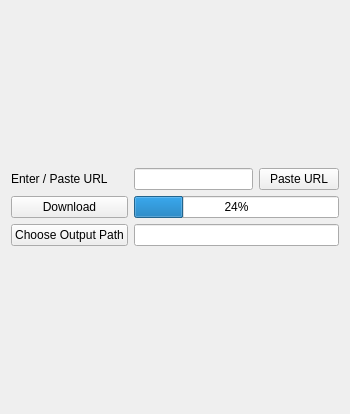
Old version of the form src/android/frontend/form.ui in the repository EchterAlsFake/Porn_Fetch.
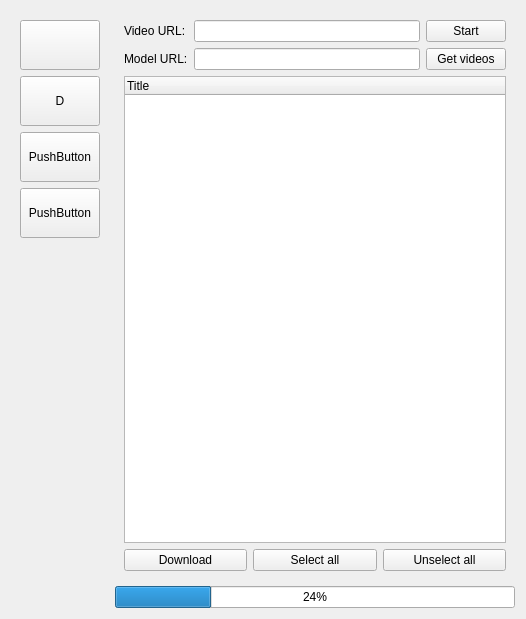
New version of the form.

The edit to the form file:
```diff
--- a/src/android/frontend/form.ui
+++ b/src/android/frontend/form.ui
@@ -6,57 +6,179 @@
    <rect>
     <x>0</x>
     <y>0</y>
-    <width>350</width>
-    <height>414</height>
+    <width>526</width>
+    <height>619</height>
    </rect>
   </property>
   <property name="windowTitle">
    <string>Porn_Fetch</string>
   </property>
-  <layout class="QGridLayout" name="gridLayout_2">
-   <item row="0" column="0">
-    <layout class="QGridLayout" name="gridLayout">
-     <item row="0" column="1">
-      <widget class="QLineEdit" name="lineedit_url"/>
-     </item>
-     <item row="1" column="0">
-      <widget class="QPushButton" name="button_download">
-       <property name="text">
-        <string>Download</string>
-       </property>
-      </widget>
-     </item>
-     <item row="0" column="0">
-      <widget class="QLabel" name="label">
-       <property name="text">
-        <string>Enter / Paste URL</string>
-       </property>
-      </widget>
-     </item>
-     <item row="1" column="1" colspan="2">
+  <layout class="QGridLayout" name="gridLayout_3">
+   <item row="0" column="0" rowspan="2">
+    <widget class="QWidget" name="widget" native="true">
+     <layout class="QGridLayout" name="gridLayout">
+      <item row="0" column="0">
+       <layout class="QVBoxLayout" name="verticalLayout">
+        <item>
+         <widget class="QPushButton" name="button_home">
+          <property name="minimumSize">
+           <size>
+            <width>0</width>
+            <height>50</height>
+           </size>
+          </property>
+          <property name="text">
+           <string/>
+          </property>
+         </widget>
+        </item>
+        <item>
+         <widget class="QPushButton" name="button_account">
+          <property name="minimumSize">
+           <size>
+            <width>0</width>
+            <height>50</height>
+           </size>
+          </property>
+          <property name="text">
+           <string>D</string>
+          </property>
+         </widget>
+        </item>
+        <item>
+         <widget class="QPushButton" name="button_metadata">
+          <property name="minimumSize">
+           <size>
+            <width>0</width>
+            <height>50</height>
+           </size>
+          </property>
+          <property name="text">
+           <string>PushButton</string>
+          </property>
+         </widget>
+        </item>
+        <item>
+         <widget class="QPushButton" name="button_credits">
+          <property name="minimumSize">
+           <size>
+            <width>0</width>
+            <height>50</height>
+           </size>
+          </property>
+          <property name="text">
+           <string>PushButton</string>
+          </property>
+         </widget>
+        </item>
+       </layout>
+      </item>
+      <item row="1" column="0">
+       <spacer name="verticalSpacer">
+        <property name="orientation">
+         <enum>Qt::Vertical</enum>
+        </property>
+        <property name="sizeHint" stdset="0">
+         <size>
+          <width>20</width>
+          <height>40</height>
+         </size>
+        </property>
+       </spacer>
+      </item>
+     </layout>
+    </widget>
+   </item>
+   <item row="0" column="1">
+    <widget class="QStackedWidget" name="stackedWidget">
+     <widget class="QWidget" name="page">
+      <layout class="QGridLayout" name="gridLayout_5">
+       <item row="0" column="0">
+        <layout class="QGridLayout" name="gridLayout_2">
+         <item row="0" column="0">
+          <widget class="QLabel" name="label">
+           <property name="text">
+            <string>Video URL:</string>
+           </property>
+          </widget>
+         </item>
+         <item row="0" column="2">
+          <widget class="QPushButton" name="button_download">
+           <property name="text">
+            <string>Start</string>
+           </property>
+          </widget>
+         </item>
+         <item row="0" column="1">
+          <widget class="QLineEdit" name="lineedit_video_url"/>
+         </item>
+         <item row="1" column="0">
+          <widget class="QLabel" name="label_2">
+           <property name="text">
+            <string>Model URL:</string>
+           </property>
+          </widget>
+         </item>
+         <item row="1" column="1">
+          <widget class="QLineEdit" name="lineedit_model_url"/>
+         </item>
+         <item row="1" column="2">
+          <widget class="QPushButton" name="button_get_model_videos">
+           <property name="text">
+            <string>Get videos</string>
+           </property>
+          </widget>
+         </item>
+        </layout>
+       </item>
+       <item row="1" column="0">
+        <layout class="QGridLayout" name="gridLayout_4">
+         <item row="1" column="0">
+          <widget class="QPushButton" name="button_download_tree_widget">
+           <property name="text">
+            <string>Download</string>
+           </property>
+          </widget>
+         </item>
+         <item row="1" column="1">
+          <widget class="QPushButton" name="button_select_all">
+           <property name="text">
+            <string>Select all</string>
+           </property>
+          </widget>
+         </item>
+         <item row="1" column="2">
+          <widget class="QPushButton" name="button_unselect_all">
+           <property name="text">
+            <string>Unselect all</string>
+           </property>
+          </widget>
+         </item>
+         <item row="0" column="0" colspan="3">
+          <widget class="QTreeWidget" name="treeWidget">
+           <column>
+            <property name="text">
+             <string>Title</string>
+            </property>
+           </column>
+          </widget>
+         </item>
+        </layout>
+       </item>
+      </layout>
+     </widget>
+     <widget class="QWidget" name="page_2"/>
+    </widget>
+   </item>
+   <item row="1" column="1">
+    <layout class="QVBoxLayout" name="verticalLayout_2">
+     <item>
       <widget class="QProgressBar" name="button_progressbar">
        <property name="value">
         <number>24</number>
        </property>
       </widget>
      </item>
-     <item row="0" column="2">
-      <widget class="QPushButton" name="button_paste_url">
-       <property name="text">
-        <string>Paste URL</string>
-       </property>
-      </widget>
-     </item>
-     <item row="2" column="0">
-      <widget class="QPushButton" name="button_output_path">
-       <property name="text">
-        <string>Choose Output Path</string>
-       </property>
-      </widget>
-     </item>
-     <item row="2" column="1" colspan="2">
-      <widget class="QLineEdit" name="lineedit_output_path"/>
-     </item>
     </layout>
    </item>
   </layout>
```
